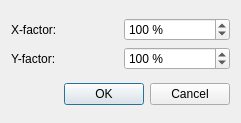
Old version of the form dpse2/src/commonui/CNodesFactorDialog.ui in the repository ArsMasiuk/DPSE.
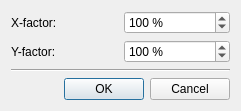
New version of the form.

Commit message: #32 Allow to pick the column names from the drop down list some other UI stuff

The edit to the form file:
```diff
--- a/dpse2/src/commonui/CNodesFactorDialog.ui
+++ b/dpse2/src/commonui/CNodesFactorDialog.ui
@@ -7,7 +7,7 @@
     <x>0</x>
     <y>0</y>
     <width>241</width>
-    <height>123</height>
+    <height>106</height>
    </rect>
   </property>
   <property name="windowTitle">
@@ -73,6 +73,13 @@
      </item>
     </layout>
    </item>
+   <item>
+    <widget class="Line" name="line">
+     <property name="orientation">
+      <enum>Qt::Horizontal</enum>
+     </property>
+    </widget>
+   </item>
    <item>
     <layout class="QHBoxLayout" name="horizontalLayout">
      <item>
```
The commit also changes 6 other files.
